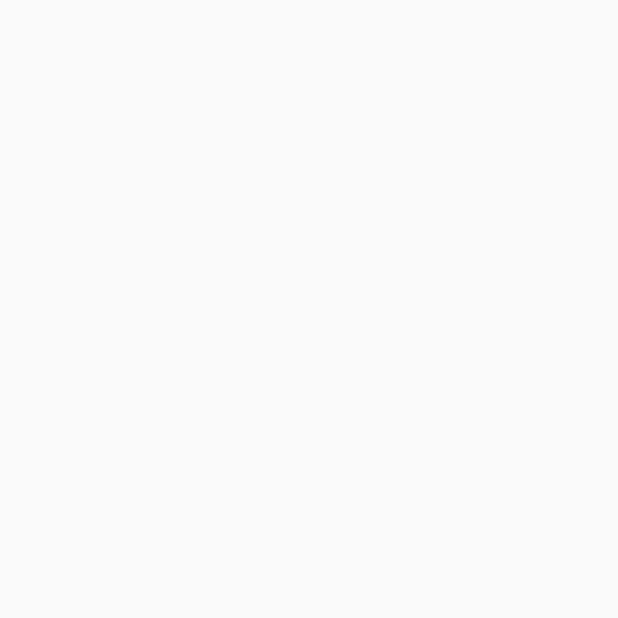
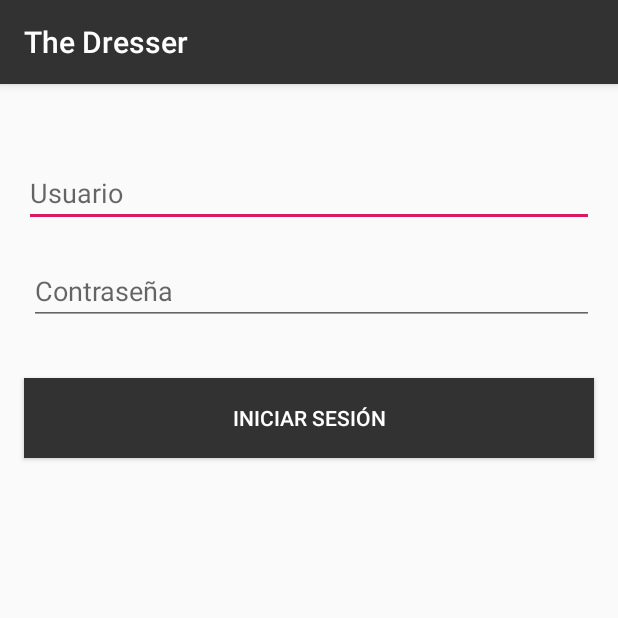
Before and after one commit to Cdca12/AppTDMobile, an Android app: the login screen opened directly, with no data from a screen before it, on a phone screen of 412 x 824 dp, the top half of it. Before the commit the part shown is empty. Run offline under Robolectric (Android 15) with nearby library versions, the phone set to English and light mode, and no system bars.

Commit message:
Añadido Login
Añadido Activity del Login y editado estilos, apegandose al diseño.

```diff
--- a/app/build.gradle
+++ b/app/build.gradle
@@ -22,6 +22,7 @@ dependencies {
     implementation fileTree(dir: 'libs', include: ['*.jar'])
     implementation 'com.android.support:appcompat-v7:28.0.0'
     implementation 'com.android.support.constraint:constraint-layout:1.1.3'
+    implementation 'com.android.support:design:28.0.0'
     testImplementation 'junit:junit:4.12'
     androidTestImplementation 'com.android.support.test:runner:1.0.2'
     androidTestImplementation 'com.android.support.test.espresso:espresso-core:3.0.2'
--- a/app/src/main/AndroidManifest.xml
+++ b/app/src/main/AndroidManifest.xml
@@ -14,11 +14,15 @@
             android:theme="@style/Home">
             <intent-filter>
                 <action android:name="android.intent.action.MAIN" />
+
                 <category android:name="android.intent.category.LAUNCHER" />
             </intent-filter>
         </activity>
+        <activity android:name=".login" />
         <activity
-            android:name=".login"></activity>
+            android:name=".Main2Activity"
+            android:label="@string/title_activity_main2"
+            android:theme="@style/General"></activity>
     </application>
 
 </manifest>
--- a/app/src/main/java/com/example/cdca1/apptdmobile/login.java
+++ b/app/src/main/java/com/example/cdca1/apptdmobile/login.java
@@ -2,12 +2,29 @@ package com.example.cdca1.apptdmobile;
 
 import android.support.v7.app.AppCompatActivity;
 import android.os.Bundle;
+import android.view.View;
+import android.widget.Button;
+import android.widget.EditText;
 
 public class login extends AppCompatActivity {
+
+    private EditText et_user;
+    private EditText et_password;
+    private Button bt_login;
 
     @Override
     protected void onCreate(Bundle savedInstanceState) {
         super.onCreate(savedInstanceState);
         setContentView(R.layout.activity_login);
+
+        et_user = (EditText) findViewById(R.id.et_user);
+        et_password = (EditText) findViewById(R.id.et_password);
+    }
+
+    public void login(View view) {
+
+        bt_login = (Button) findViewById(R.id.bt_login);
+
+
     }
 }
--- /dev/null
+++ b/app/src/main/res/drawable/button_settings.xml
@@ -0,0 +1,7 @@
+<?xml version="1.0" encoding="utf-8"?>
+<shape xmlns:android="http://schemas.android.com/apk/res/android"
+    android:width="6.07dp"
+    android:height="24.29dp"
+    android:shape="rectangle">
+    <solid android:color="#00FFFFFF" />
+</shape>
--- a/app/src/main/res/layout/activity_login.xml
+++ b/app/src/main/res/layout/activity_login.xml
@@ -6,4 +6,58 @@
     android:layout_height="match_parent"
     tools:context=".login">
 
+    <!-- TODO: Añadir el boton de settings. El LinearLayout no sube con el ActionBar, probablemente se tenga que modificar el tipo de Activity o algo en el XML. Eso lo veo después
+    <LinearLayout
+        android:layout_width="wrap_content"
+        android:layout_height="wrap_content"
+        android:layout_marginEnd="20dp"
+        android:background="@drawable/button_settings"
+        android:orientation="vertical"
+        app:layout_constraintEnd_toEndOf="parent"
+        app:layout_constraintTop_toTopOf="parent" />
+    -->
+
+
+    <EditText
+        android:id="@+id/et_user"
+        android:layout_width="0dp"
+        android:layout_height="wrap_content"
+        android:layout_marginStart="16dp"
+        android:layout_marginTop="50dp"
+        android:layout_marginEnd="16dp"
+        android:ems="10"
+        android:hint="@string/et_user"
+        android:inputType="textPersonName"
+        app:layout_constraintEnd_toEndOf="parent"
+        app:layout_constraintStart_toStartOf="parent"
+        app:layout_constraintTop_toTopOf="parent" />
+
+    <EditText
+        android:id="@+id/et_password"
+        android:layout_width="0dp"
+        android:layout_height="wrap_content"
+        android:layout_marginStart="19dp"
+        android:layout_marginTop="20dp"
+        android:layout_marginEnd="16dp"
+        android:ems="10"
+        android:hint="@string/et_password"
+        android:inputType="textPassword"
+        app:layout_constraintEnd_toEndOf="parent"
+        app:layout_constraintStart_toStartOf="parent"
+        app:layout_constraintTop_toBottomOf="@+id/et_user" />
+
+    <Button
+        android:id="@+id/bt_login"
+        style="@style/ButtonLogin"
+
+        android:layout_width="0dp"
+        android:layout_height="53dp"
+        android:layout_marginStart="16dp"
+        android:layout_marginTop="35dp"
+        android:layout_marginEnd="16dp"
+        android:text="@string/bt_login"
+        app:layout_constraintEnd_toEndOf="parent"
+        app:layout_constraintStart_toStartOf="parent"
+        app:layout_constraintTop_toBottomOf="@+id/et_password" />
+
 </android.support.constraint.ConstraintLayout>
--- /dev/null
+++ b/app/src/main/res/values/dimens.xml
@@ -0,0 +1,3 @@
+<resources>
+    <dimen name="fab_margin">16dp</dimen>
+</resources>
--- a/app/src/main/res/values/strings.xml
+++ b/app/src/main/res/values/strings.xml
@@ -5,8 +5,14 @@
     <string name="tv_iniciar_sesion">INICIAR SESIÓN</string>
     <string name="tv_registrarse">REGISTRARSE</string>
     <string name="tv_ir_al_menu">IR AL MENÚ</string>
-
     <!-- Login -->
     <string name="label_login">Bienvenidos a The Dresser</string>
+    <string name="et_user">Usuario</string>
+    <string name="et_password">Contraseña</string>
+    <string name="bt_login">INICIAR SESIÓN</string>
+
+
+    <string name="title_activity_main2">Main2Activity</string>
+
 
 </resources>
--- a/app/src/main/res/values/styles.xml
+++ b/app/src/main/res/values/styles.xml
@@ -1,11 +1,7 @@
 <resources>
 
-    <style name="General" parent="Theme.AppCompat.Light.NoActionBar">
-        <!-- Esto quita el Fullscreen, mostrando el Toolbar. Los que tengan ActionBar van a ser shape en drawables -->
-        <item name="android:windowNoTitle">true</item>
-        <item name="android:windowActionBar">true</item>
-        <item name="android:windowFullscreen">false</item>
-        <item name="android:windowContentOverlay">@null</item>
+    <style name="General" parent="Theme.AppCompat.Light.DarkActionBar">
+        <item name="colorPrimary">@color/colorHeader</item>
         <item name="colorPrimaryDark">@color/colorToolbar</item>
         <item name="colorAccent">@color/colorAccent</item>
     </style>
@@ -16,8 +12,7 @@
         <item name="android:windowActionBar">false</item>
         <item name="android:windowFullscreen">true</item>
         <item name="android:windowContentOverlay">@null</item>
-        <item name="colorPrimaryDark">@color/colorToolbar</item>
-        <item name="colorAccent">@color/colorAccent</item>
+
     </style>
 
     <style name="LogoText">
@@ -34,4 +29,14 @@
         <item name="android:lineSpacingMultiplier">0.38</item>
     </style>
 
+    <style name="ButtonLogin">
+        <item name="android:radius">10dp</item>
+        <item name="android:textColor">#FFF</item>
+        <item name="android:background">#323232</item>
+    </style>
+
+    <style name="General.AppBarOverlay" parent="ThemeOverlay.AppCompat.Dark.ActionBar" />
+
+    <style name="General.PopupOverlay" parent="ThemeOverlay.AppCompat.Light" />
+
 </resources>
```
Also changed, not shown: app/src/main/java/com/example/cdca1/apptdmobile/Main2Activity.java (added, +29 -0 lines), app/src/main/res/layout/activity_main2.xml (added, +33 -0 lines), app/src/main/res/layout/content_main2.xml (added, +11 -0 lines), 1 other file.
